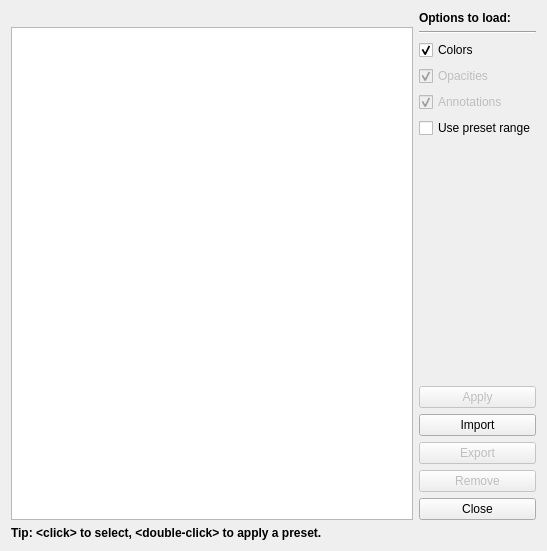
Old version of the form Qt/Components/Resources/UI/pqPresetDialog.ui in the repository Kitware/ParaView.
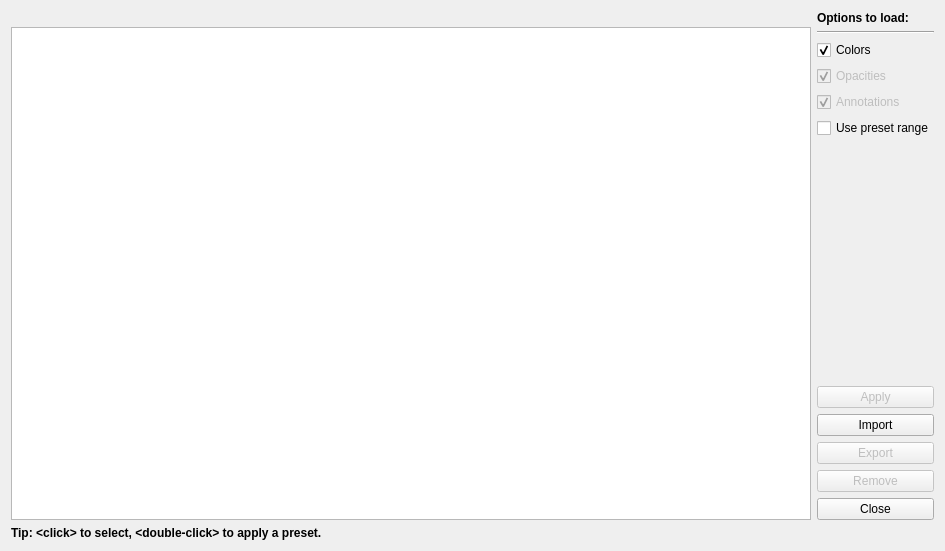
New version of the form. Custom widgets are drawn as their Qt base class.

Commit message: Make color preset choosing dialog have a two column list of presets

```diff
--- a/Qt/Components/Resources/UI/pqPresetDialog.ui
+++ b/Qt/Components/Resources/UI/pqPresetDialog.ui
@@ -34,7 +34,7 @@
     <widget class="QTableView" name="gradients">
      <property name="minimumSize">
       <size>
-       <width>300</width>
+       <width>800</width>
        <height>0</height>
       </size>
      </property>
```
The commit also changes 1 other file.
